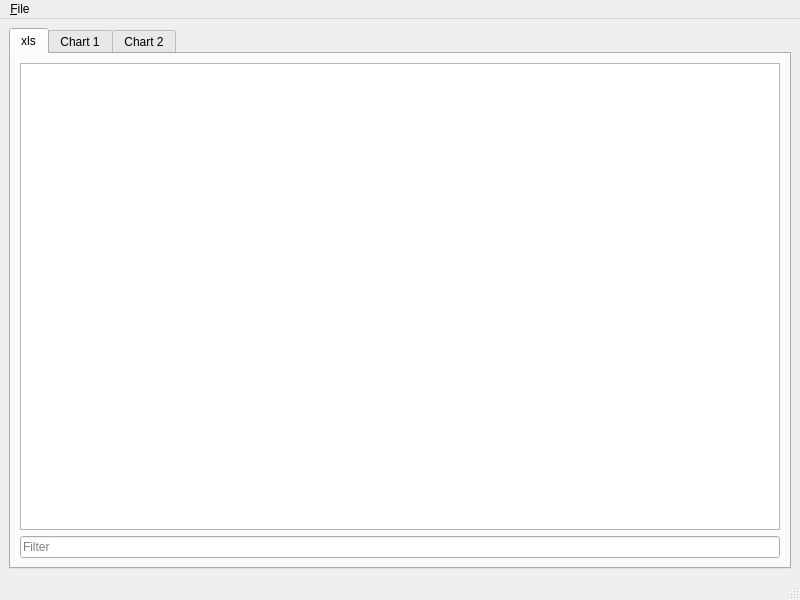
Before: the Qt Designer form pdf2xls/resources/mainui.ui in ZeeD/pay-viewer, drawn with Qt 5.
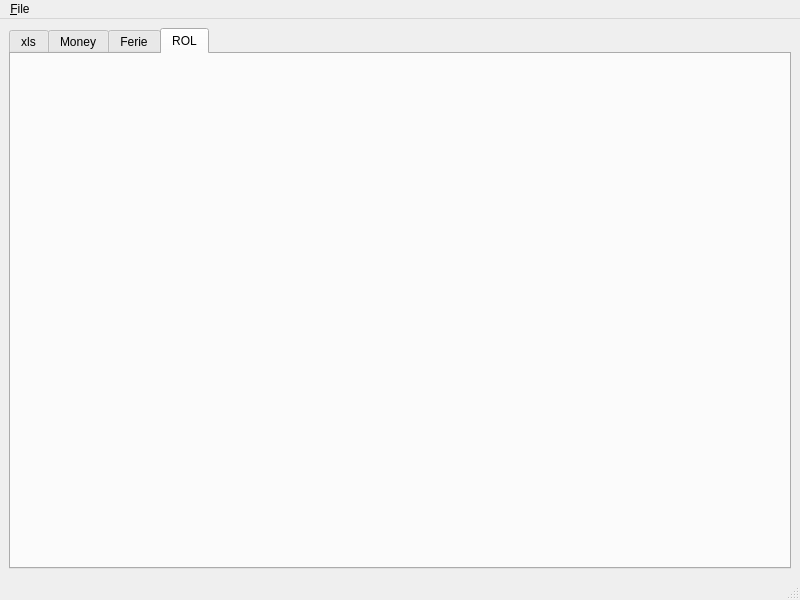
After: the same form once the commit is applied. The open tabs and pages were chosen to show the change.

Commit message: add charts for rol and ferie, fix hover

```diff
--- a/pdf2xls/resources/mainui.ui
+++ b/pdf2xls/resources/mainui.ui
@@ -73,16 +73,22 @@
       </widget>
       <widget class="QWidget" name="chart">
        <attribute name="title">
-        <string>Chart 1</string>
+        <string>Money</string>
        </attribute>
        <layout class="QGridLayout" name="gridLayout_3"/>
       </widget>
       <widget class="QWidget" name="chart2">
        <attribute name="title">
-        <string>Chart 2</string>
+        <string>Ferie</string>
        </attribute>
        <layout class="QGridLayout" name="gridLayout_4"/>
       </widget>
+      <widget class="QWidget" name="chart_rol">
+       <attribute name="title">
+        <string>ROL</string>
+       </attribute>
+       <layout class="QGridLayout" name="gridLayout_5"/>
+      </widget>
      </widget>
     </item>
    </layout>
```
Left out of the diff: 4 changed lines with no effect on the pictures. The commit also changes 5 other files.
